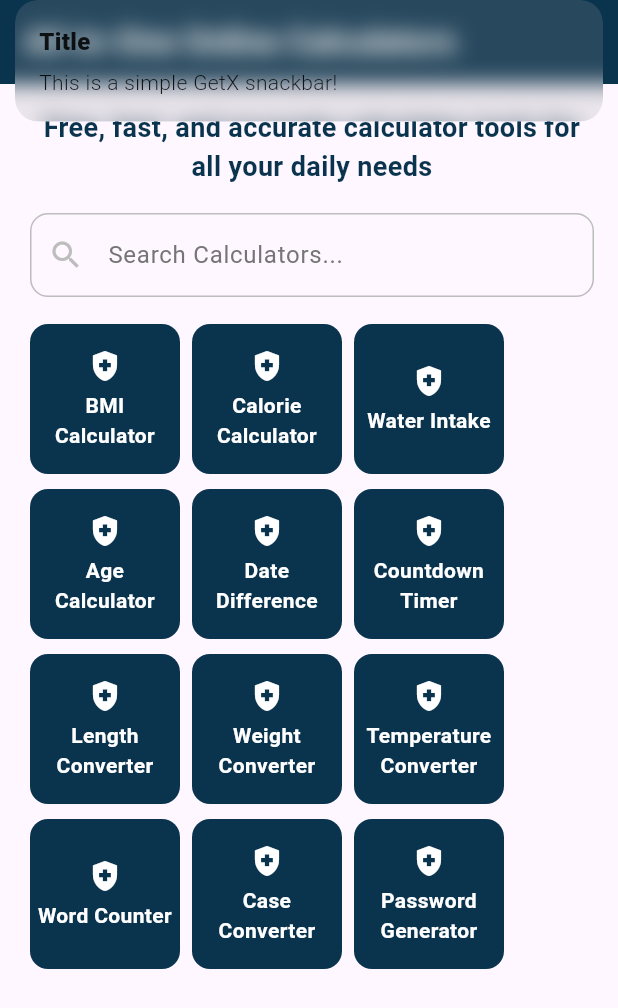
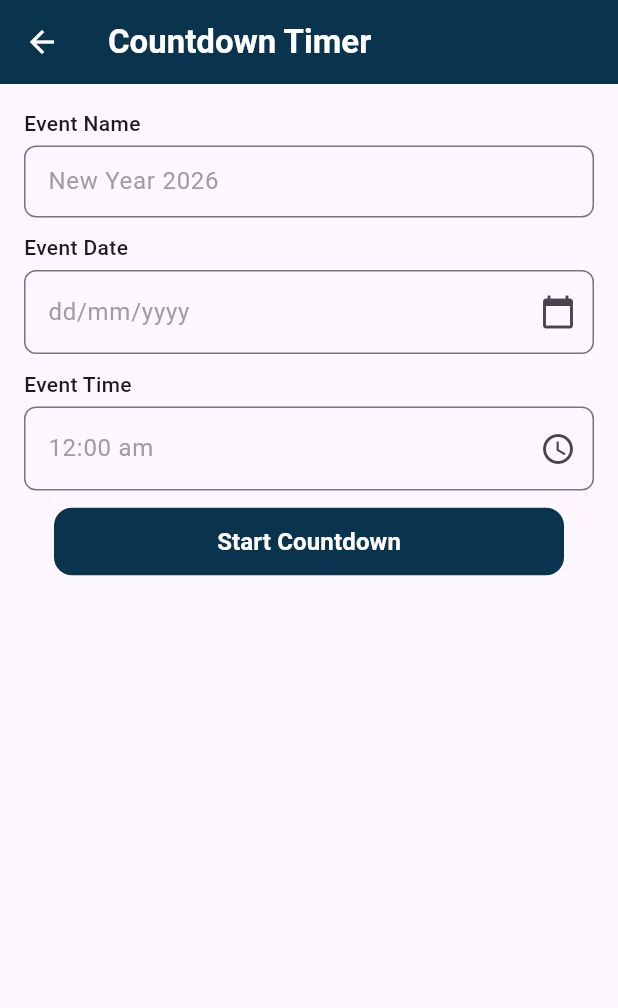
Before and after one commit to Hamid-Raza-22/Online-Calculator-Hub, a Flutter app: the screen it shows after launch, after a tap on "Countdown Timer", on a phone screen of 412 x 824 dp. Shown: the top 1008 px of the screen. Run offline on Flutter 3.47's test engine with Material 3 defaults, Android fonts, the phone set to English and light mode, and no system bars; our stand-ins replace get.

Commit message:
nine Screens UI completed

```diff
--- a/lib/screens/Calories Calculator/Calories_calculator_view.dart
+++ b/lib/screens/Calories Calculator/Calories_calculator_view.dart
@@ -1,7 +1,7 @@
 import 'package:flutter/material.dart';
 import 'package:online_calculator_hub/utils/Constants/colors.dart';
 import 'package:online_calculator_hub/widgets/CustomInputFeild.dart';
-import 'package:online_calculator_hub/widgets/InfoDropDown.dart';
+import 'package:online_calculator_hub/widgets/custom_InfoDropDown.dart';
 import 'package:online_calculator_hub/widgets/Text_widget.dart';
 import 'package:online_calculator_hub/widgets/customAppBar.dart';
 import 'package:online_calculator_hub/widgets/customDropdown.dart';
--- /dev/null
+++ b/lib/screens/Countdown Timer/countdown_timer_view.dart
@@ -0,0 +1,38 @@
+import 'package:flutter/material.dart';
+import 'package:online_calculator_hub/utils/Constants/colors.dart';
+import 'package:online_calculator_hub/widgets/CustomDateTimeFeild.dart';
+import 'package:online_calculator_hub/widgets/CustomInputFeild.dart';
+import 'package:online_calculator_hub/widgets/customAppBar.dart';
+import 'package:online_calculator_hub/widgets/customTimeSelectionField.dart';
+import 'package:online_calculator_hub/widgets/custom_button.dart';
+
+class CountdownTimerView extends StatelessWidget {
+  final String title;
+
+  const CountdownTimerView({super.key, required this.title});
+
+  @override
+  Widget build(BuildContext context) {
+    return Scaffold(
+      appBar: CustomAppBar(
+        bgColor: AppColors.PrimaryColor,
+        iconColor: Colors.white,
+        title: title,
+      ),
+      body: SingleChildScrollView(
+        child: Padding(
+          padding: const EdgeInsets.all(16.0),
+          child: Column(
+            spacing: 10,
+            children: [
+              CustomInputField(label: "Event Name", hintText: "New Year 2026"),
+              CustomDateField(label: "Event Date"),
+              Customtimeselectionfield( label: "Event Time"),
+              CustomTextButton(text: "Start Countdown", onPressed: (){}, buttonColor:AppColors.PrimaryColor,textColor: Colors.white,)
+            ],
+          ),
+        ),
+      ),
+    );
+  }
+}
--- /dev/null
+++ b/lib/widgets/CustomDateTimeFeild.dart
@@ -0,0 +1,58 @@
+import 'package:flutter/material.dart';
+
+
+class CustomDateField extends StatefulWidget {
+  final String label;
+
+  const CustomDateField({
+    Key? key,
+    required this.label,
+  }) : super(key: key);
+
+  @override
+  _CustomDateFieldState createState() => _CustomDateFieldState();
+}
+
+class _CustomDateFieldState extends State<CustomDateField> {
+  Future<void> _selectDate(BuildContext context) async {
+    // DateTime? picked = await showDatePicker(
+    //   context: context,
+    //   initialDate: DateTime.now(),
+    //   firstDate: DateTime(1900),
+    //   lastDate: DateTime(2100),
+    // );
+
+    // if (picked != null) {
+    //   widget..text = DateFormat("yyyy-MM-dd").format(picked);
+    // }
+  }
+
+  @override
+  Widget build(BuildContext context) {
+    return Column(
+        crossAxisAlignment: CrossAxisAlignment.start,
+        children: [
+        Text(widget.label,
+        style: TextStyle(fontSize: 14, fontWeight: FontWeight.w500)),
+    SizedBox(height: 5,),
+    TextField(
+
+    keyboardType: TextInputType.datetime,
+    decoration: InputDecoration(
+    hintText: 'dd/mm/yyyy',
+      hintStyle: TextStyle(color: Colors.grey),
+    focusedBorder:OutlineInputBorder(
+    borderSide: BorderSide(color: Colors.black)
+    ),
+    border: OutlineInputBorder(borderRadius: BorderRadius.circular(8)),
+    suffixIcon: IconButton(
+    icon: Icon(Icons.calendar_today),
+    onPressed: () => _selectDate(context),
+    ),
+    ),
+    ),
+    ]
+    ,
+    );
+  }
+}
--- a/lib/widgets/CustomInputFeild.dart
+++ b/lib/widgets/CustomInputFeild.dart
@@ -1,5 +1,4 @@
 import 'package:flutter/material.dart';
-import 'package:online_calculator_hub/utils/Constants/colors.dart';
 
 class CustomInputField extends StatelessWidget {
   final String label;
@@ -26,8 +25,9 @@ class CustomInputField extends StatelessWidget {
           keyboardType: keyboardType,
           decoration: InputDecoration(
             hintText: hintText,
+            hintStyle: TextStyle(color: Colors.grey),
             focusedBorder: OutlineInputBorder(
-              borderSide: BorderSide(color: AppColors.PrimaryColor)
+              borderSide: BorderSide(color: Colors.black,width: 2)
             ),
             border: OutlineInputBorder(
               borderSide: BorderSide(color: Colors.black),
--- a/lib/widgets/customDropdown.dart
+++ b/lib/widgets/customDropdown.dart
@@ -25,6 +25,9 @@ class CustomDropdown extends StatelessWidget {
           initialValue: value,
           onChanged: onChanged,
           decoration: InputDecoration(
+            focusedBorder: OutlineInputBorder(
+              borderSide: BorderSide(color: Colors.black,width: 2)
+            ),
             border: OutlineInputBorder(
               borderRadius: BorderRadius.circular(8),
             ),
--- /dev/null
+++ b/lib/widgets/customTimeSelectionField.dart
@@ -0,0 +1,52 @@
+import 'package:flutter/material.dart';
+
+
+class Customtimeselectionfield extends StatefulWidget {
+  final String label;
+
+  const Customtimeselectionfield({
+    Key? key,
+    required this.label,
+  }) : super(key: key);
+
+  @override
+  State<Customtimeselectionfield> createState() => _SimpleTimeFieldState();
+}
+
+class _SimpleTimeFieldState extends State<Customtimeselectionfield> {
+  Future<void> _pickTime() async {
+    TimeOfDay? picked = await showTimePicker(
+      context: context,
+      initialTime: TimeOfDay.now(),
+    );
+
+    if (picked != null) {
+      final now = DateTime.now();
+      // final dt = DateTime(now.year, now.month, now.day, picked.hour, picked.minute);
+    }
+  }
+
+  @override
+  Widget build(BuildContext context) {
+    return Column(
+      crossAxisAlignment: CrossAxisAlignment.start,
+      children: [
+        Text(widget.label,
+            style: TextStyle(fontSize: 14, fontWeight: FontWeight.w500)),
+        SizedBox(height: 5),
+        TextField(
+          keyboardType: TextInputType.datetime,
+          decoration: InputDecoration(
+            hintText: '12:00 am',
+            hintStyle: TextStyle(color: Colors.grey),
+            border: OutlineInputBorder(borderRadius: BorderRadius.circular(8)),
+            suffixIcon: IconButton(
+              icon: Icon(Icons.access_time),
+              onPressed: _pickTime,
+            ),
+          ),
+        ),
+      ],
+    );
+  }
+}
--- a/lib/widgets/custom_button.dart
+++ b/lib/widgets/custom_button.dart
@@ -16,7 +16,7 @@ class CustomTextButton extends StatelessWidget {
 
     this.textColor = Colors.blue,
     this.fontSize = 16,
-    this.fontWeight = FontWeight.normal,
+    this.fontWeight = FontWeight.w600,
     this.padding = const EdgeInsets.symmetric(horizontal: 8, vertical: 8),
     required this.buttonColor,
   });
--- a/lib/widgets/custom_grid_view.dart
+++ b/lib/widgets/custom_grid_view.dart
@@ -1,8 +1,15 @@
 import 'package:flutter/material.dart';
 import 'package:get/get.dart';
 import 'package:get/get_core/src/get_main.dart';
+import 'package:online_calculator_hub/screens/Age%20Calculator/age_calculator_view.dart';
 import 'package:online_calculator_hub/screens/BMI%20Calculator/BMI_calculator_view.dart';
 import 'package:online_calculator_hub/screens/Calories%20Calculator/Calories_calculator_view.dart';
+import 'package:online_calculator_hub/screens/Countdown%20Timer/countdown_timer_view.dart';
+import 'package:online_calculator_hub/screens/Date%20Difference/date_difference_view.dart';
+import 'package:online_calculator_hub/screens/Length%20Convertor/length_convertor_view.dart';
+import 'package:online_calculator_hub/screens/Temperature%20Convertor/temperature_convertor_view.dart';
+import 'package:online_calculator_hub/screens/Water%20Intake/water_intake_view.dart';
+import 'package:online_calculator_hub/screens/Weight%20Convertor/weight_convertor_view.dart';
 import 'package:online_calculator_hub/utils/Constants/toolsTexts.dart';
 import 'package:online_calculator_hub/widgets/custom_card_widget.dart';
 
@@ -34,12 +41,9 @@ class CustomGridView extends StatelessWidget {
                 C_icon: Icons.health_and_safety,
               ),
               BottomElevatedCard(
-                text: "Water Intake",
+                text: Toolstexts.water_intake,
                 onTap: () {
-                  Get.snackbar(
-                    'Title',
-                    'This is a simple GetX snackbar!',
-                  );
+                  Get.to(WaterIntakeView(title: 'Water Intake Calculator'));
                 },
                 C_icon: Icons.health_and_safety,
               ),
@@ -49,32 +53,23 @@ class CustomGridView extends StatelessWidget {
             spacing: 8,
             children: [
               BottomElevatedCard(
-                text: "Age Calculator",
+                text: Toolstexts.age_Calculator,
                 onTap: () {
-                  Get.snackbar(
-                    'Title',
-                    'This is a simple GetX snackbar!',
-                  );
+                  Get.to(AgeCalculatorView(title: Toolstexts.age_Calculator));
                 },
                 C_icon: Icons.health_and_safety,
               ),
               BottomElevatedCard(
-                text: "Date Difference",
+                text:Toolstexts.date_difference,
                 onTap: () {
-                  Get.snackbar(
-                    'Title',
-                    'This is a simple GetX snackbar!',
-                  );
+                  Get.to(DateDifferenceView(title: Toolstexts.date_difference));
                 },
                 C_icon: Icons.health_and_safety,
               ),
               BottomElevatedCard(
-                text: "Countdown Timer",
+                text: Toolstexts.countdown_calculator,
                 onTap: () {
-                  Get.snackbar(
-                    'Title',
-                    'This is a simple GetX snackbar!',
-                  );
+                 Get.to(CountdownTimerView(title: Toolstexts.countdown_calculator));
                 },
                 C_icon: Icons.health_and_safety,
               ),
@@ -84,33 +79,24 @@ class CustomGridView extends StatelessWidget {
             spacing: 8,
             children: [
               BottomElevatedCard(
-                text: "Length Converter",
+                text: Toolstexts.Lenght_converter,
                 onTap: () {
-                  Get.snackbar(
-                    'Title',
-                    'This is a simple GetX snackbar!',
-                  );
+                  Get.to(LengthConvertorView(title: Toolstexts.Lenght_converter));
                 },
                 C_icon: Icons.health_and_safety,
               ),
               BottomElevatedCard(
-                text: "Weight Converter",
+                text:Toolstexts.Weight_converter,
                 onTap: () {
-                  Get.snackbar(
-                    'Title',
-                    'This is a simple GetX snackbar!',
-                  );
+                 Get.to(WeightConvertorView(title: Toolstexts.Weight_converter));
                 },
                 C_icon: Icons.health_and_safety,
               ),
               BottomElevatedCard(
 
-                text: "Temperature Converter",
+                text: Toolstexts.Temperature_Converter,
                 onTap: () {
-                  Get.snackbar(
-                    'Title',
-                    'This is a simple GetX snackbar!',
-                  );
+                  Get.to(TemperatureConvertorView(title: Toolstexts.Temperature_Converter,));
                 },
                 C_icon: Icons.health_and_safety,
               ),
--- a/pubspec.yaml
+++ b/pubspec.yaml
@@ -35,6 +35,7 @@ dependencies:
   # Use with the CupertinoIcons class for iOS style icons.
   cupertino_icons: ^1.0.8
   get:
+  intl:
 
 dev_dependencies:
   flutter_test:
```
Also changed, not shown: lib/screens/Age Calculator/age_calculator_view.dart (added, +45 -0 lines), lib/screens/Date Difference/date_difference_view.dart (added, +47 -0 lines), lib/screens/Length Convertor/length_convertor_view.dart (added, +63 -0 lines), lib/screens/Temperature Convertor/temperature_convertor_view.dart (added, +31 -0 lines), lib/screens/Water Intake/water_intake_view.dart (added, +64 -0 lines), lib/screens/Weight Convertor/weight_convertor_view.dart (added, +61 -0 lines), lib/widgets/customCheckBoxWidget.dart (added, +29 -0 lines), lib/widgets/custom_InfoDropDown.dart (renamed from lib/widgets/InfoDropDown.dart), pubspec.lock.
